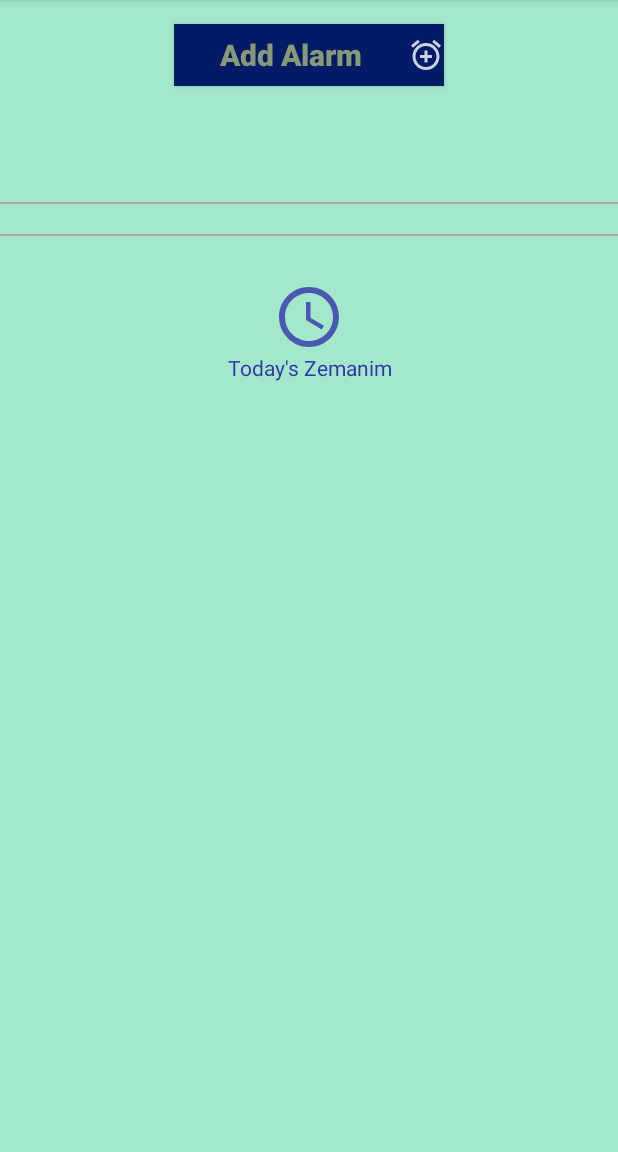
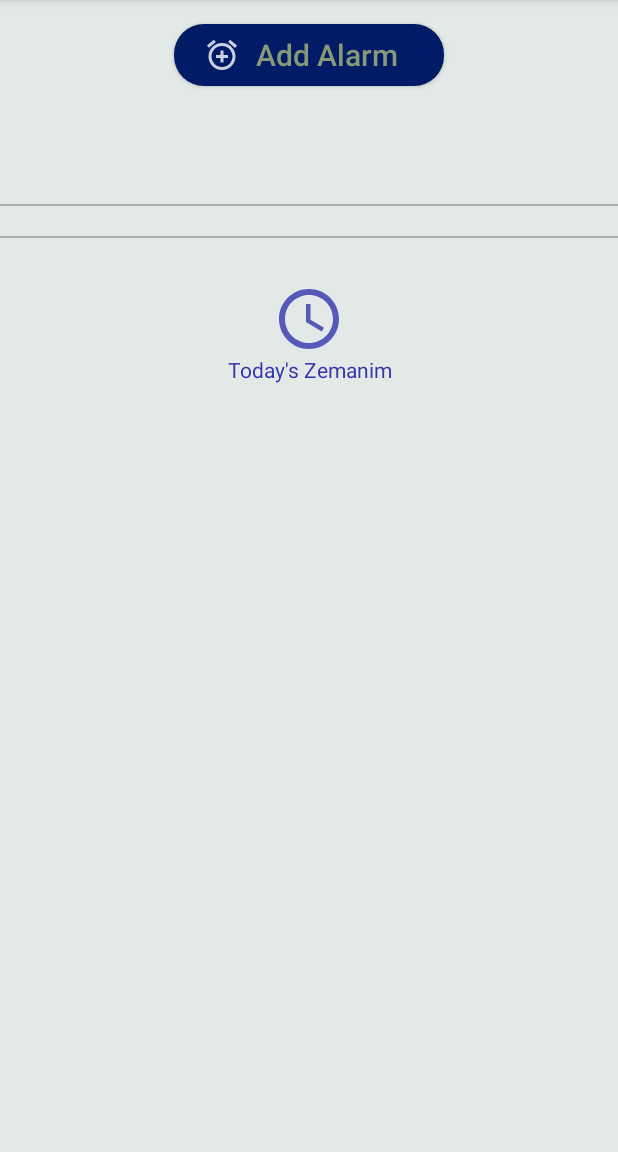
Before and after one commit to binyaf/alarm4aba, an Android app: the screen it shows after launch (MainActivity), on a phone screen of 412 x 824 dp, the part 84-1236 px from its top. Run offline under Robolectric (Android 15) with nearby library versions, the phone set to English and light mode, and no system bars; libraries missing offline, so code that uses them is left out: com.kosherjava.zmanim; pictures from the network do not load.

Commit message:
UI fixes

```diff
--- a/app/build.gradle
+++ b/app/build.gradle
@@ -4,12 +4,12 @@ plugins {
 
 android {
     namespace 'com.alarms.myalarm'
-    compileSdk 31
+    compileSdk 33
 
     defaultConfig {
         applicationId "com.alarms.myalarm"
         minSdk 30
-        targetSdk 31
+        targetSdk 33
         versionCode 1
         versionName "1.0"
 
--- a/app/src/main/AndroidManifest.xml
+++ b/app/src/main/AndroidManifest.xml
@@ -11,7 +11,7 @@
         android:icon="@mipmap/ic_launcher"
         android:label="@string/app_name"
         android:supportsRtl="true"
-        android:theme="@style/Theme.MyAlarm"
+        android:theme="@style/Theme.DosAlarm"
         tools:targetApi="31">
         <activity
             android:name=".activity.MainActivity"
--- /dev/null
+++ b/app/src/main/res/drawable/rounded_corner.xml
@@ -0,0 +1,5 @@
+<?xml version="1.0" encoding="utf-8"?>
+<shape xmlns:android="http://schemas.android.com/apk/res/android">
+    <corners  android:radius="20dp"/>
+    <solid android:color="#000000"></solid>
+</shape>
--- a/app/src/main/res/layout/alarm_details.xml
+++ b/app/src/main/res/layout/alarm_details.xml
@@ -1,110 +1,123 @@
 <?xml version="1.0" encoding="utf-8"?>
 
-<LinearLayout
-    xmlns:android="http://schemas.android.com/apk/res/android"
+<LinearLayout xmlns:android="http://schemas.android.com/apk/res/android"
+    android:id="@+id/alarmDetailsMain"
     android:layout_width="match_parent"
     android:layout_height="match_parent"
-    android:textAlignment="center"
-    android:background="@color/light_green"
+    android:background="@color/very_light_grey"
     android:orientation="vertical"
-    android:id="@+id/alarmDetailsMain">
+    android:textAlignment="center">
 
     <Button
         android:id="@+id/addAdditionAlarmBtn"
-        android:layout_marginTop="16dp"
         android:layout_width="180dp"
         android:layout_height="41dp"
         android:layout_centerInParent="true"
-        android:text="@string/add"
+        android:layout_gravity="top|center_horizontal"
+        android:layout_marginTop="16dp"
+        android:background="@drawable/rounded_corner"
+        android:backgroundTint="@color/blue"
+        android:drawableLeft="@drawable/add_icon"
+        android:gravity="center"
+        android:paddingLeft="20dp"
+        android:paddingRight="20dp"
+        android:text="@string/add_alarm"
         android:textAllCaps="false"
-        android:hint="createBtn"
-        android:gravity="center"
-        android:textStyle="bold"
-        android:textSize="20sp"
-        android:drawableEnd="@drawable/add_icon"
         android:textColor="#897"
-        android:background="@color/blue"
-        android:layout_gravity="top|center_horizontal"/>
+        android:textSize="20sp" />
 
     <LinearLayout
         android:layout_width="match_parent"
         android:layout_height="wrap_content"
-        android:orientation="horizontal"
-        android:gravity="center">
+        android:gravity="center"
+        android:orientation="horizontal">
+
         <Button
             android:id="@+id/editAlarmBtn"
-        android:layout_marginTop="16dp"
-        android:layout_width="85dp"
-        android:layout_height="51dp"
-        android:background="@color/grey"
+            android:layout_width="wrap_content"
+            android:layout_height="wrap_content"
             android:layout_centerInParent="true"
-        android:drawableEnd="@drawable/edit_icon"
+            android:layout_marginTop="15dp"
+            android:layout_marginBottom="5dp"
+            android:background="@drawable/rounded_corner"
+            android:backgroundTint="@color/grey"
+            android:drawableStart="@drawable/edit_icon"
             android:enabled="false"
             android:gravity="center"
-        android:hint="createEditBtn"
+            android:layout_gravity="center_vertical"
+            android:paddingLeft="15dp"
+            android:paddingRight="15dp"
             android:text="@string/edit"
-        android:textColor="#897"
+            android:textAllCaps="false"
+            android:textColor="@color/white"
             android:textSize="15sp"
-        android:visibility="invisible"
-        android:layout_marginEnd="16dp" />
+            android:visibility="invisible" />
 
         <Button
             android:id="@+id/deleteAlarmBtn"
-        android:layout_marginTop="16dp"
-        android:layout_width="85dp"
-        android:layout_height="51dp"
+            android:layout_width="wrap_content"
+            android:layout_height="wrap_content"
             android:layout_centerInParent="true"
-        android:background="@color/light_red"
-        android:drawableEnd="@drawable/delete_icon"
+            android:layout_marginTop="15dp"
+            android:layout_marginBottom="5dp"
+            android:layout_marginStart="33dp"
+            android:background="@drawable/rounded_corner"
+            android:backgroundTint="@color/light_red"
+            android:drawableStart="@drawable/delete_icon"
             android:enabled="false"
             android:gravity="center"
-        android:layout_marginStart="16dp"
+            android:layout_gravity="center_vertical"
+            android:paddingTop="1dp"
+            android:paddingBottom="1dp"
+            android:paddingLeft="8dp"
+            android:paddingRight="8dp"
             android:text="@string/delete"
+            android:textAllCaps="false"
             android:textColor="@color/white"
             android:textSize="15sp"
             android:visibility="invisible" />
     </LinearLayout>
+
     <View
         android:layout_width="match_parent"
         android:layout_height="1dp"
-        android:background="@android:color/darker_gray"
         android:layout_marginTop="10dp"
-        android:layout_marginBottom="10dp"/>
+        android:layout_marginBottom="10dp"
+        android:background="@android:color/darker_gray" />
 
     <LinearLayout
         android:id="@+id/alarmsLayout"
         android:layout_width="match_parent"
         android:layout_height="wrap_content"
-        android:orientation="vertical"
-        android:gravity="center">
-    </LinearLayout>
+        android:gravity="center"
+        android:orientation="vertical"></LinearLayout>
 
     <View
         android:layout_width="match_parent"
         android:layout_height="1dp"
-        android:background="@android:color/darker_gray"
         android:layout_marginTop="10dp"
-        android:layout_marginBottom="10dp"/>
+        android:layout_marginBottom="10dp"
+        android:background="@android:color/darker_gray" />
 
     <ImageView
-        android:layout_marginTop="20dp"
         android:id="@+id/timeIconImageView"
         android:layout_width="48dp"
         android:layout_height="48dp"
+        android:layout_centerInParent="true"
+        android:layout_gravity="bottom|center"
+        android:layout_marginTop="20dp"
         android:gravity="bottom|center"
-        android:layout_gravity="bottom|center"
-        android:layout_centerInParent="true"
-        android:src="@drawable/time_icon"/>
+        android:src="@drawable/time_icon" />
 
     <TextView
         android:id="@+id/labelTextView"
         android:layout_width="wrap_content"
         android:layout_height="wrap_content"
-        android:gravity="bottom|center"
         android:layout_centerInParent="true"
         android:layout_gravity="center"
-        android:textColor="#3434AD"
-        android:text="@string/todaysZmanim"/>
+        android:gravity="bottom|center"
+        android:text="@string/todaysZmanim"
+        android:textColor="#3434AD" />
 
     <ImageView
         android:id="@+id/imageView"
--- a/app/src/main/res/values-night/themes.xml
+++ b/app/src/main/res/values-night/themes.xml
@@ -1,6 +1,6 @@
 <resources xmlns:tools="http://schemas.android.com/tools">
     <!-- Base application theme. -->
-    <style name="Theme.MyAlarm" parent="Theme.MaterialComponents.DayNight.DarkActionBar">
+    <style name="Theme.DosAlarm" parent="Theme.MaterialComponents.DayNight.DarkActionBar">
         <!-- Primary brand color. -->
         <item name="colorPrimary">@color/purple_200</item>
         <item name="colorPrimaryVariant">@color/purple_700</item>
--- a/app/src/main/res/values/colors.xml
+++ b/app/src/main/res/values/colors.xml
@@ -17,6 +17,7 @@
     <color name="colorPrimaryDark">#0F4C2E</color>
     <color name="colorAccent">#9D0F9B</color>
     <color name="light_green">#a3e8ca</color>
+    <color name="very_light_grey">#FFE2E9E6</color>
     <color name="blue">#021B67</color>
     <color name="magenta"></color>
 </resources>
--- a/app/src/main/res/values/strings.xml
+++ b/app/src/main/res/values/strings.xml
@@ -5,8 +5,9 @@
     <string name="create">Create Alarm</string>
     <string name="createMincha">Mincha Reminder</string>
     <string name="delete">Delete</string>
+    <string name="edit_alarm">Edit Alarm</string>
     <string name="edit">Edit</string>
-    <string name="add">Add Alarm</string>
+    <string name="add_alarm">Add Alarm</string>
     <string name="alarm_duration_label">Alarm Duration (sec.)</string>
     <string name="alarm_time_label">Alarm Time</string>
     <string name="alarm_date_label">Alarm Date</string>
```
Also changed, not shown: app/src/main/java/com/alarms/myalarm/activity/MainActivity.java (+15 -18 lines), app/src/main/java/com/alarms/myalarm/activity/OldMainActivity.java (+1 -17 lines), app/src/main/java/com/alarms/myalarm/activity/SetAlarmActivity.java (+21 -6 lines), app/src/main/res/layout/activity_main.xml (+0 -14 lines), app/src/main/res/layout/add_alarm_screen.xml (+20 -3 lines). Lines whose indentation alone changed are shown as unchanged.
